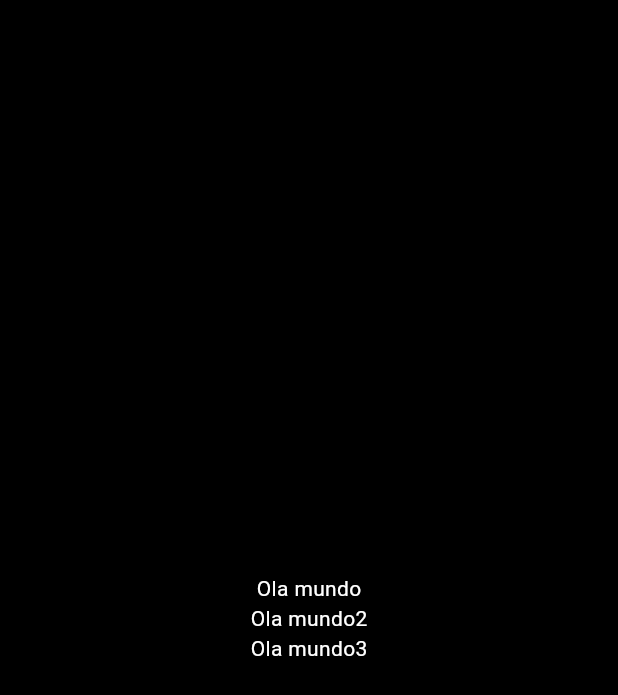
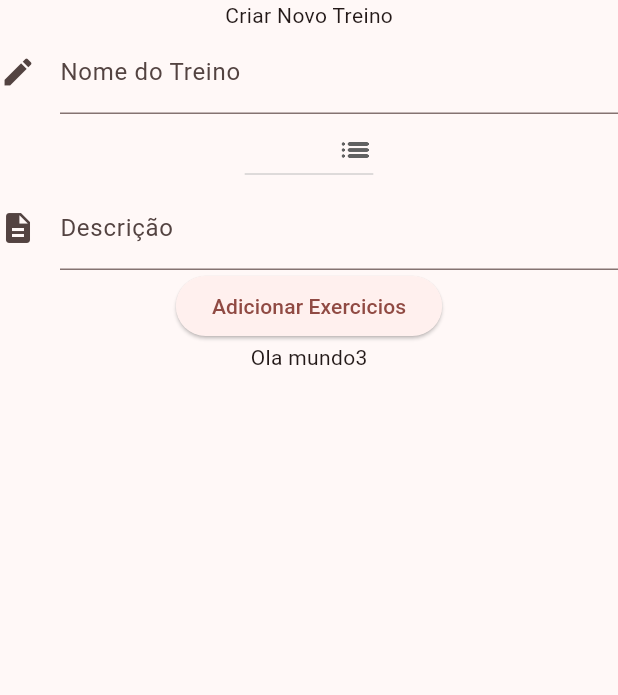
Before and after one commit to KKoan27/IziGym-FrontEnd, a Flutter app: the MontagemTreino screen opened directly, on a phone screen of 412 x 824 dp. Shown: the top 695 px of the screen. Run offline on Flutter 3.47's test engine with Material 3 defaults, Android fonts, the phone set to English and light mode, and no system bars.

Commit message:
continue: MontagemTreino e AdicionaExercicio

```diff
--- a/project/lib/main.dart
+++ b/project/lib/main.dart
@@ -1,32 +1,16 @@
 import 'package:flutter/material.dart';
-import 'package:project/pages/login.dart';
+import 'package:project/pages/HomePage.dart';
 
 void main() {
-  IziGymLoginApp loginscreen = IziGymLoginApp();
-  runApp(loginscreen);
+  runApp(
+    MaterialApp(
+      theme: ThemeData(
+        useMaterial3: true,
+        colorScheme: ColorScheme.fromSeed(seedColor: Colors.red[900]!),
+      ),
+
+      home: HomePage(),
+      debugShowCheckedModeBanner: false,
+    ),
+  );
 }
-
-class MontagemTreino extends StatefulWidget {
-  @override
-  State<MontagemTreino> createState() {
-    return MontagemTreinoState();
-  }
-}
-
-class MontagemTreinoState extends State<MontagemTreino> {
-  @override
-  Widget build(BuildContext context) {
-    return Scaffold(
-      body: Center(
-        child: Column(
-          mainAxisAlignment: MainAxisAlignment.center,
-          children: [
-            SizedBox(child: Text("Ola mundo")),
-            Container(child: Text("Ola mundo2")),
-            Container(child: Text("Ola mundo3")),
-          ],
-        ),
-      ),
-    );
-  }
-}
--- /dev/null
+++ b/project/lib/pages/treinos.dart
@@ -0,0 +1,78 @@
+import 'package:flutter/material.dart';
+import 'package:project/pages/AdicionaExercicio.dart';
+
+void main() {
+  runApp(Scaffold(MontagemTreino)) {}
+}
+
+class MontagemTreino extends StatefulWidget {
+  const MontagemTreino({super.key});
+
+  @override
+  State<MontagemTreino> createState() {
+    return MontagemTreinoState();
+  }
+}
+
+class MontagemTreinoState extends State<MontagemTreino> {
+  String nomeTreino = "";
+  String? selectItem;
+  List<String> _items = ['Option 1', 'Option 2', 'Option 3'];
+
+  @override
+  Widget build(BuildContext context) {
+    return Scaffold(
+      body: Column(
+        children: [
+          Center(child: Text("Criar Novo Treino")),
+          Column(
+            children: [
+              TextField(
+                onChanged: (value) => nomeTreino = value,
+                decoration: InputDecoration(
+                  label: Text(
+                    "Nome do Treino",
+                    textDirection: TextDirection.ltr,
+                  ),
+                  icon: Icon(Icons.edit),
+                ),
+              ),
+
+              DropdownButton<String>(
+                value: selectItem,
+                icon: Icon(Icons.list_rounded),
+                items: _items.map((String i) {
+                  return DropdownMenuItem<String>(value: i, child: Text(i));
+                }).toList(),
+                onChanged: ((String? newValue) => setState(() {
+                  selectItem = newValue;
+                })),
+              ),
+              TextField(
+                onChanged: (value) => nomeTreino = value,
+                decoration: InputDecoration(
+                  label: Text("Descrição", textDirection: TextDirection.ltr),
+                  icon: Icon(Icons.description),
+                ),
+              ),
+              ElevatedButton(
+                onPressed: (() {
+                  Navigator.push(
+                    context,
+                    MaterialPageRoute(
+                      builder: (context) {
+                        return Adicionaexercicio();
+                      },
+                    ),
+                  );
+                }),
+                child: Text("Adicionar Exercicios"),
+              ),
+            ],
+          ),
+          Container(child: Text("Ola mundo3")),
+        ],
+      ),
+    );
+  }
+}
--- a/project/lib/treinos.dart
+++ /dev/null
@@ -1,28 +0,0 @@
-import 'package:flutter/material.dart';
-
-void main() {
-  runApp(Container()) {}
-}
-
-class MontagemTreino extends StatefulWidget {
-  @override
-  State<MontagemTreino> createState() {
-    return MontagemTreinoState();
-  }
-}
-
-class MontagemTreinoState extends State<MontagemTreino> {
-  @override
-  Widget build(BuildContext context) {
-    return Container(
-      padding: EdgeInsets.all(10),
-      child: Column(
-        children: [
-          Container(alignment: Alignment(10, 15), child: Text("Ola mundo")),
-          Container(child: Text("Ola mundo2")),
-          Container(child: Text("Ola mundo3")),
-        ],
-      ),
-    );
-  }
-}
```
Also changed, not shown: project/lib/pages/AdicionaExercicio.dart (added, +20 -0 lines), project/lib/pages/HomePage.dart (added, +65 -0 lines).
